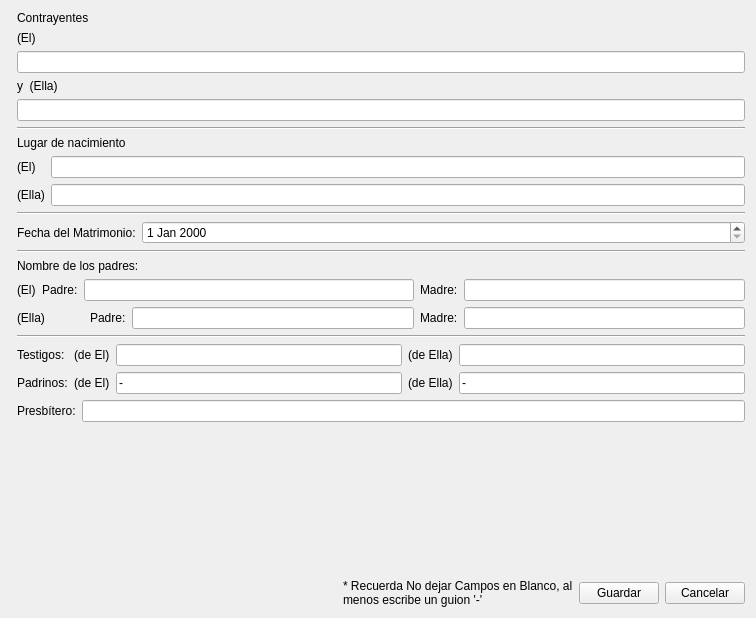
This is PeopleList/PersonWidgets/newmarriagewidg.ui in Yousdel/ParroquiaOffice as Qt 5 draws it before an edit. The edited form follows.
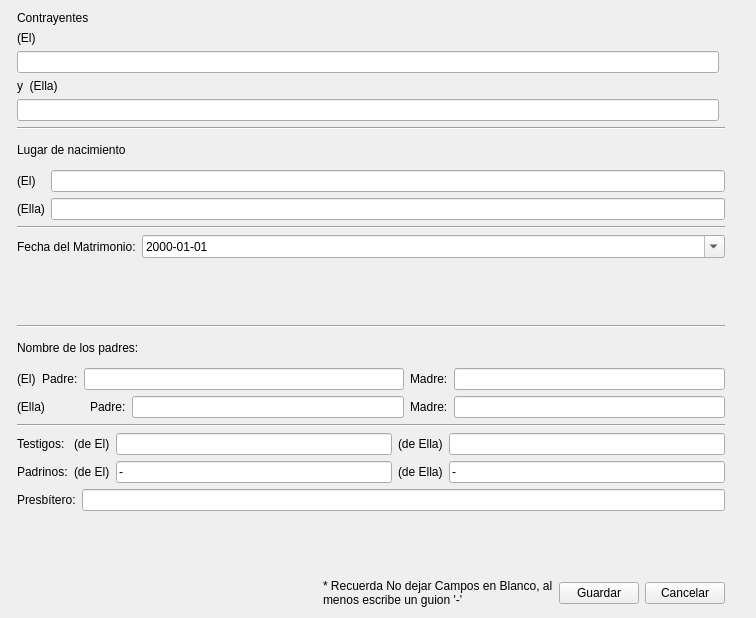
This is the edited form. Icons and pictures are not drawn. Custom widgets are drawn as their Qt base class.

```diff
--- a/PeopleList/PersonWidgets/newmarriagewidg.ui
+++ b/PeopleList/PersonWidgets/newmarriagewidg.ui
@@ -24,36 +24,41 @@
     <widget class="CommonWidget" name="commonWidget" native="true"/>
    </item>
    <item>
-    <layout class="QVBoxLayout" name="verticalLayout_5">
-     <item>
-      <layout class="QVBoxLayout" name="verticalLayout_4">
-       <item>
         <layout class="QVBoxLayout" name="verticalLayout">
          <item>
+      <layout class="QGridLayout" name="gridLayout_3">
+       <item row="0" column="0">
           <widget class="QLabel" name="label">
            <property name="text">
             <string>Contrayentes</string>
            </property>
           </widget>
          </item>
-         <item>
+       <item row="0" column="1" rowspan="5">
+        <widget class="QLabel" name="label_23">
+         <property name="text">
+          <string>&lt;html&gt;&lt;head/&gt;&lt;body&gt;&lt;p&gt;&lt;img src=&quot;:/Images/marriage_image.svg&quot;/&gt;&lt;/p&gt;&lt;/body&gt;&lt;/html&gt;</string>
+         </property>
+        </widget>
+       </item>
+       <item row="1" column="0">
           <widget class="QLabel" name="label_21">
            <property name="text">
             <string>(El)</string>
            </property>
           </widget>
          </item>
-         <item>
+       <item row="2" column="0">
           <widget class="QLineEdit" name="male"/>
          </item>
-         <item>
+       <item row="3" column="0">
           <widget class="QLabel" name="label_2">
            <property name="text">
             <string>y  (Ella)</string>
            </property>
           </widget>
          </item>
-         <item>
+       <item row="4" column="0">
           <widget class="QLineEdit" name="female"/>
          </item>
         </layout>
@@ -117,7 +122,21 @@
           </widget>
          </item>
          <item row="0" column="1">
-          <widget class="QDateEdit" name="marriageDate"/>
+        <widget class="QDateEdit" name="marriageDate">
+         <property name="displayFormat">
+          <string>yyyy-MM-dd</string>
+         </property>
+         <property name="calendarPopup">
+          <bool>true</bool>
+         </property>
+         <property name="date">
+          <date>
+           <year>2000</year>
+           <month>1</month>
+           <day>1</day>
+          </date>
+         </property>
+        </widget>
          </item>
         </layout>
        </item>
@@ -284,21 +303,6 @@
          </item>
         </layout>
        </item>
-      </layout>
-     </item>
-     <item>
-      <spacer name="verticalSpacer">
-       <property name="orientation">
-        <enum>Qt::Vertical</enum>
-       </property>
-       <property name="sizeHint" stdset="0">
-        <size>
-         <width>20</width>
-         <height>40</height>
-        </size>
-       </property>
-      </spacer>
-     </item>
      <item>
       <layout class="QHBoxLayout" name="horizontalLayout">
        <item>
@@ -340,6 +344,19 @@
      </item>
     </layout>
    </item>
+   <item>
+    <spacer name="verticalSpacer">
+     <property name="orientation">
+      <enum>Qt::Vertical</enum>
+     </property>
+     <property name="sizeHint" stdset="0">
+      <size>
+       <width>20</width>
+       <height>597</height>
+      </size>
+     </property>
+    </spacer>
+   </item>
   </layout>
  </widget>
  <customwidgets>
```
Lines whose indentation alone changed are shown as unchanged.
